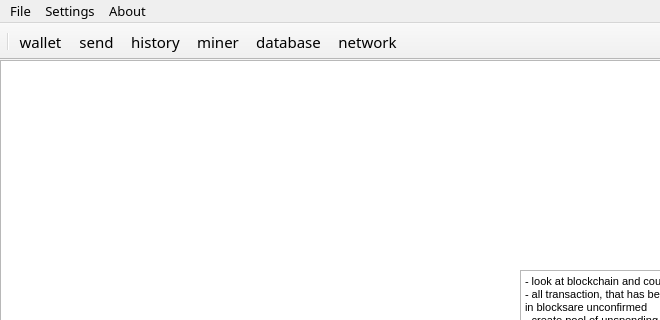
Before: the Qt Designer form src/qt/forms/mainwindow.ui in Defolters/UnicornCoin, drawn with Qt 5; both pictures show x 0 to 660 and y 0 to 320 of the 800 by 500 pixel window.
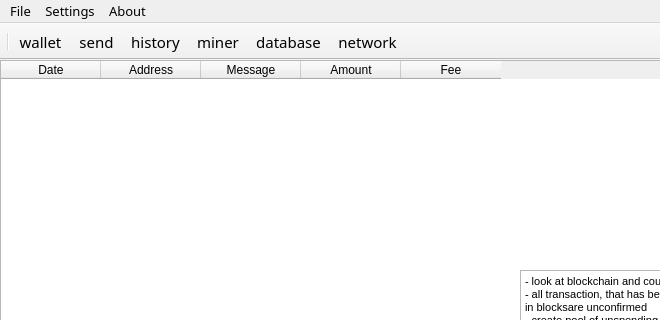
After: the same form once the commit is applied. Icons and pictures are not drawn.

Patch:
```diff
--- a/src/qt/forms/mainwindow.ui
+++ b/src/qt/forms/mainwindow.ui
@@ -628,7 +628,7 @@
        <bool>false</bool>
       </property>
       <attribute name="horizontalHeaderVisible">
-       <bool>false</bool>
+       <bool>true</bool>
       </attribute>
       <attribute name="horizontalHeaderHighlightSections">
        <bool>false</bool>
```
